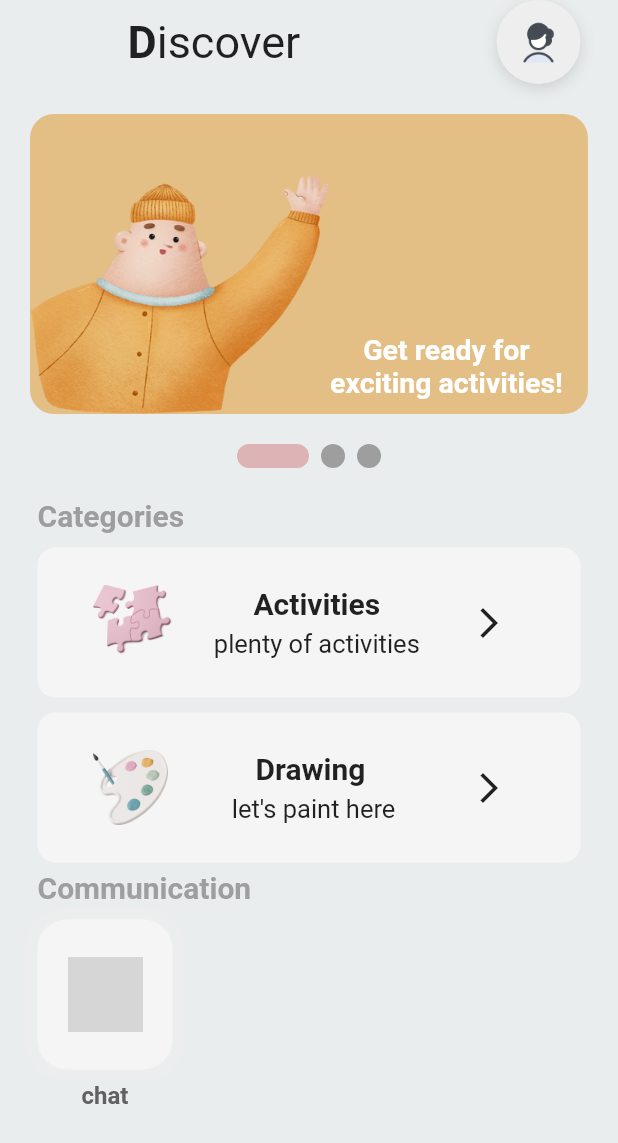
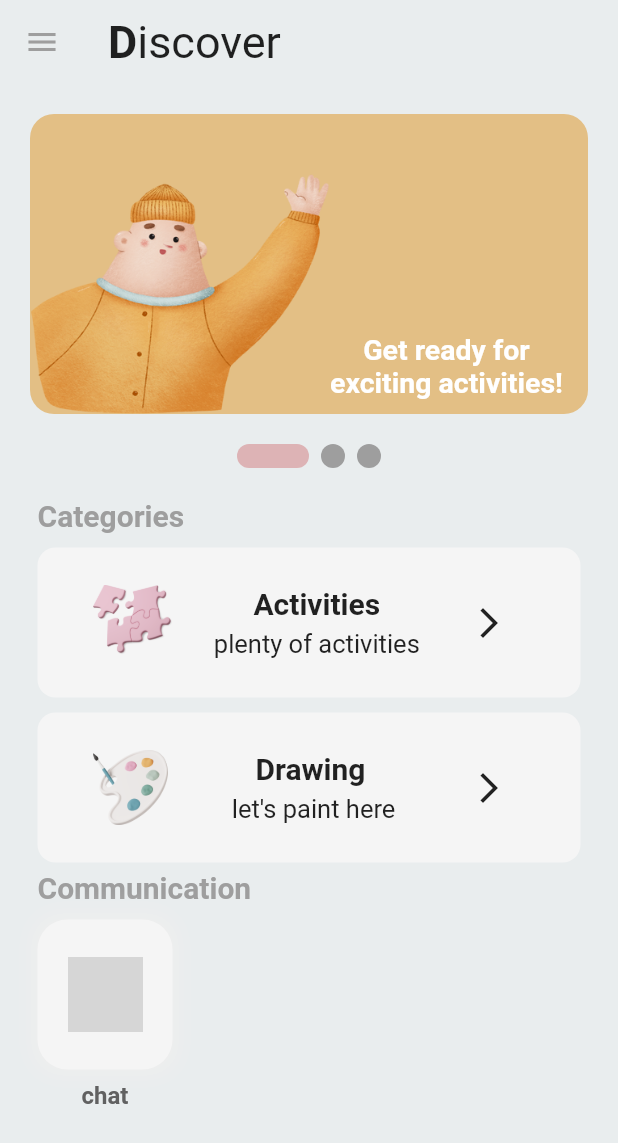
Before and after one commit to omaimaarif/kids-app, a Flutter app: the HomeScreen screen opened by its route, on a phone screen of 412 x 824 dp. Shown: the top 1143 px of the screen. Run offline on Flutter 3.47's test engine with Material 2 defaults, Android fonts, the phone set to English and light mode, and no system bars; drawn by our look-alikes of smooth_page_indicator; our stand-ins replace awesome_dialog, firebase_auth, firebase_core, get, google_fonts, rive; accounts and stored records are empty; grey boxes are pictures that could not be loaded.

Commit message:
some details

```diff
--- a/lib/screens/home_page/home_screen.dart
+++ b/lib/screens/home_page/home_screen.dart
@@ -22,6 +22,38 @@ class _HomeScreenState extends State<HomeScreen> {
   @override
   Widget build(BuildContext context) {
     return Scaffold(
+      appBar: AppBar(
+        title: RichText(
+          text: TextSpan(
+            children: [
+              TextSpan(
+                text: "D", style: TextStyle(
+                fontSize: 30,
+                fontWeight: FontWeight.bold,color: Colors.black87),
+              ),
+              TextSpan(text: "iscover",
+                style: TextStyle(
+                  fontSize: 30,
+                  fontWeight: FontWeight.normal,color: Colors.black87
+                ),)
+            ]
+          ),
+        ),
+        backgroundColor: Colors.transparent,
+        elevation: 0,
+        leading: Builder(
+          builder: (BuildContext context){
+            return IconButton(
+              color: Colors.grey,
+                icon: Icon(Icons.menu),
+            onPressed: (){
+                  Scaffold.of(context).openDrawer();
+            },
+              tooltip: MaterialLocalizations.of(context).openAppDrawerTooltip,
+            );
+          },
+        ),
+      ),
       drawer: Drawer(
       child: SideMenu(),
       ),
@@ -36,30 +68,6 @@ class _HomeScreenState extends State<HomeScreen> {
                 child: Row(
                   mainAxisAlignment: MainAxisAlignment.spaceBetween,
                   children: [
-                    Row(
-                      children: [
-                        SizedBox(width: 60,
-                        ),
-                        Text("D", style: TextStyle(fontSize: 30
-                            ,fontWeight: FontWeight.bold),),
-                        Text("iscover", style: TextStyle(fontSize:30
-                        ),),
-                      ],
-                    ),
-                    //Plus buttons
-                    Container(
-
-                        decoration: BoxDecoration(shape: BoxShape.circle,
-                            color: Colors.grey[200],
-                            boxShadow: [BoxShadow(
-                                color: Colors.black12,
-                                offset: Offset(0,3),
-                                blurRadius: 8
-                            )]),
-                        padding: EdgeInsets.all(4),
-                        child: IconButton(
-                          onPressed: () { },
-                        icon: Image(image: AssetImage("lib/assets/user_profile.png"),),)),
                   ],
                 ),
               ),
```
